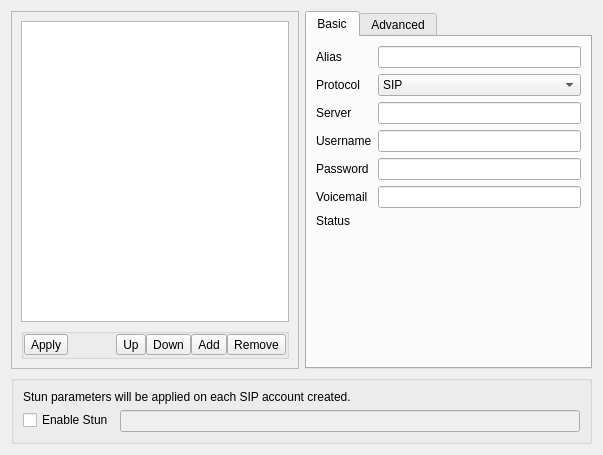
The window that src/conf/dlgaccountsbase.ui (KDE/ring-kde) describes before a commit, drawn with Qt 5.
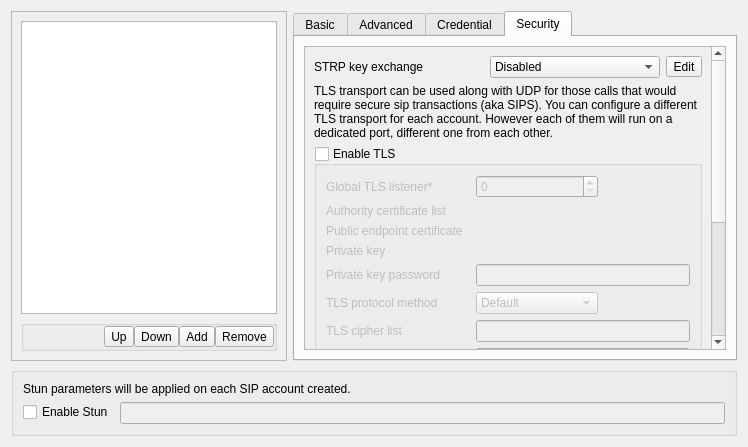
The same window after the commit. The open tabs and pages were chosen to show the change. Custom widgets are drawn as their Qt base class.

Commit message: Add --partial-- support for security. Some value are not saved in the sflphoned and the encryption type (TLS, SSLv2 and so on) does not save correctly. I am working on that and will commit a fix later.

The edit to the form file:
```diff
--- a/src/conf/dlgaccountsbase.ui
+++ b/src/conf/dlgaccountsbase.ui
@@ -6,8 +6,8 @@
    <rect>
     <x>0</x>
     <y>0</y>
-    <width>603</width>
-    <height>455</height>
+    <width>748</width>
+    <height>447</height>
    </rect>
   </property>
   <property name="windowTitle">
@@ -29,8 +29,8 @@
       <item>
        <widget class="QFrame" name="frame1_accountList">
         <property name="sizePolicy">
-         <sizepolicy hsizetype="Preferred" vsizetype="Preferred">
-          <horstretch>1</horstretch>
+         <sizepolicy hsizetype="MinimumExpanding" vsizetype="MinimumExpanding">
+          <horstretch>0</horstretch>
           <verstretch>0</verstretch>
          </sizepolicy>
         </property>
@@ -212,16 +212,6 @@
               </property>
              </spacer>
             </item>
-            <item>
-             <widget class="QToolButton" name="toolButton_accountsApply">
-              <property name="enabled">
-               <bool>true</bool>
-              </property>
-              <property name="text">
-               <string>Apply</string>
-              </property>
-             </widget>
-            </item>
            </layout>
           </widget>
          </item>
@@ -232,7 +222,7 @@
        <widget class="QTabWidget" name="frame2_editAccounts">
         <property name="sizePolicy">
          <sizepolicy hsizetype="Expanding" vsizetype="Expanding">
-          <horstretch>1</horstretch>
+          <horstretch>3</horstretch>
           <verstretch>0</verstretch>
          </sizepolicy>
         </property>
@@ -419,6 +409,445 @@
           </item>
          </layout>
         </widget>
+        <widget class="QWidget" name="tab">
+         <attribute name="title">
+          <string>Credential</string>
+         </attribute>
+         <layout class="QGridLayout" name="gridLayout">
+          <item row="0" column="0" rowspan="2" colspan="3">
+           <widget class="QListWidget" name="list_credential">
+            <property name="sizePolicy">
+             <sizepolicy hsizetype="Preferred" vsizetype="Preferred">
+              <horstretch>0</horstretch>
+              <verstretch>0</verstretch>
+             </sizepolicy>
+            </property>
+           </widget>
+          </item>
+          <item row="2" column="0">
+           <spacer name="horizontalSpacer_2">
+            <property name="orientation">
+             <enum>Qt::Horizontal</enum>
+            </property>
+            <property name="sizeHint" stdset="0">
+             <size>
+              <width>327</width>
+              <height>23</height>
+             </size>
+            </property>
+           </spacer>
+          </item>
+          <item row="3" column="0" colspan="3">
+           <widget class="QGroupBox" name="group_credential">
+            <property name="title">
+             <string>Details</string>
+            </property>
+            <layout class="QGridLayout" name="gridLayout_2">
+             <item row="0" column="0">
+              <widget class="QLabel" name="label_credential_realm">
+               <property name="text">
+                <string>Realm</string>
+               </property>
+              </widget>
+             </item>
+             <item row="1" column="0">
+              <widget class="QLabel" name="labe_credential_auth">
+               <property name="text">
+                <string>Auth. name</string>
+               </property>
+              </widget>
+             </item>
+             <item row="2" column="0">
+              <widget class="QLabel" name="label_credential_password">
+               <property name="text">
+                <string>Password</string>
+               </property>
+              </widget>
+             </item>
+             <item row="0" column="1">
+              <widget class="KLineEdit" name="edit_credential_realm"/>
+             </item>
+             <item row="1" column="1">
+              <widget class="KLineEdit" name="edit_credential_auth"/>
+             </item>
+             <item row="2" column="1">
+              <widget class="KLineEdit" name="edit_credential_password"/>
+             </item>
+            </layout>
+           </widget>
+          </item>
+          <item row="2" column="1">
+           <widget class="QToolButton" name="button_add_credential">
+            <property name="text">
+             <string>Add</string>
+            </property>
+           </widget>
+          </item>
+          <item row="2" column="2">
+           <widget class="QToolButton" name="button_remove_credential">
+            <property name="text">
+             <string>Remove</string>
+            </property>
+           </widget>
+          </item>
+         </layout>
+        </widget>
+        <widget class="QWidget" name="tab_2">
+         <attribute name="title">
+          <string>Security</string>
+         </attribute>
+         <layout class="QGridLayout" name="gridLayout_3">
+          <item row="0" column="0">
+           <widget class="QScrollArea" name="scrollArea">
+            <property name="widgetResizable">
+             <bool>true</bool>
+            </property>
+            <widget class="QWidget" name="scrollAreaWidgetContents">
+             <property name="geometry">
+              <rect>
+               <x>0</x>
+               <y>0</y>
+               <width>426</width>
+               <height>588</height>
+              </rect>
+             </property>
+             <layout class="QGridLayout" name="gridLayout_5">
+              <item row="0" column="0">
+               <widget class="QLabel" name="label_security_STRP">
+                <property name="text">
+                 <string>STRP key exchange</string>
+                </property>
+               </widget>
+              </item>
+              <item row="0" column="1">
+               <widget class="QComboBox" name="combo_security_STRP">
+                <property name="sizePolicy">
+                 <sizepolicy hsizetype="Minimum" vsizetype="Fixed">
+                  <horstretch>0</horstretch>
+                  <verstretch>0</verstretch>
+                 </sizepolicy>
+                </property>
+                <item>
+                 <property name="text">
+                  <string>Disabled</string>
+                 </property>
+                </item>
+                <item>
+                 <property name="text">
+                  <string>ZRTP</string>
+                 </property>
+                </item>
+                <item>
+                 <property name="text">
+                  <string>SDES</string>
+                 </property>
+                </item>
+               </widget>
+              </item>
+              <item row="0" column="2">
+               <widget class="QToolButton" name="button_security_STRP">
+                <property name="text">
+                 <string>Edit</string>
+                </property>
+               </widget>
+              </item>
+              <item row="1" column="0" colspan="3">
+               <widget class="QLabel" name="label_tls_info">
+                <property name="sizePolicy">
+                 <sizepolicy hsizetype="Minimum" vsizetype="Minimum">
+                  <horstretch>0</horstretch>
+                  <verstretch>0</verstretch>
+                 </sizepolicy>
+                </property>
+                <property name="text">
+                 <string>TLS transport can be used along with UDP for those calls that would require secure sip transactions (aka SIPS). You can configure a different TLS transport for each account. However each of them will run on a dedicated port, different one from each other.</string>
+                </property>
+                <property name="wordWrap">
+                 <bool>true</bool>
+                </property>
+               </widget>
+              </item>
+              <item row="2" column="0" colspan="3">
+               <widget class="QGroupBox" name="group_security_tls">
+                <property name="sizePolicy">
+                 <sizepolicy hsizetype="Expanding" vsizetype="Expanding">
+                  <horstretch>0</horstretch>
+                  <verstretch>0</verstretch>
+                 </sizepolicy>
+                </property>
+                <property name="title">
+                 <string>Enable TLS</string>
+                </property>
+                <property name="checkable">
+                 <bool>true</bool>
+                </property>
+                <property name="checked">
+                 <bool>false</bool>
+                </property>
+                <layout class="QGridLayout" name="gridLayout_4">
+                 <item row="0" column="0">
+                  <widget class="QLabel" name="label_tls_listener">
+                   <property name="text">
+                    <string>Global TLS listener*</string>
+                   </property>
+                  </widget>
+                 </item>
+                 <item row="0" column="1" colspan="3">
+                  <widget class="KIntSpinBox" name="spinbox_tls_listener">
+                   <property name="maximum">
+                    <number>65535</number>
+                   </property>
+                  </widget>
+                 </item>
+                 <item row="0" column="4" colspan="5">
+                  <spacer name="horizontalSpacer_4">
+                   <property name="orientation">
+                    <enum>Qt::Horizontal</enum>
+                   </property>
+                   <property name="sizeHint" stdset="0">
+                    <size>
+                     <width>40</width>
+                     <height>20</height>
+                    </size>
+                   </property>
+                  </spacer>
+                 </item>
+                 <item row="1" column="0">
+                  <widget class="QLabel" name="label_tls_authority">
+                   <property name="text">
+                    <string>Authority certificate list</string>
+                   </property>
+                  </widget>
+                 </item>
+                 <item row="1" column="1" colspan="8">
+                  <widget class="KUrlRequester" name="file_tls_authority"/>
+                 </item>
+                 <item row="2" column="0">
+                  <widget class="QLabel" name="label_tls_endpoint">
+                   <property name="text">
+                    <string>Public endpoint certificate</string>
+                   </property>
+                  </widget>
+                 </item>
+                 <item row="2" column="1" colspan="8">
+                  <widget class="KUrlRequester" name="file_tls_endpoint"/>
+                 </item>
+                 <item row="3" column="0">
+                  <widget class="QLabel" name="label_tls_private_key">
+                   <property name="text">
+                    <string>Private key</string>
+                   </property>
+                  </widget>
+                 </item>
+                 <item row="3" column="1" colspan="8">
+                  <widget class="KUrlRequester" name="file_tls_private_key"/>
+                 </item>
+                 <item row="4" column="0">
+                  <widget class="QLabel" name="label_tls_private_key_password">
+                   <property name="text">
+                    <string>Private key password</string>
+                   </property>
+                  </widget>
+                 </item>
+                 <item row="4" column="1" colspan="8">
+                  <widget class="KLineEdit" name="edit_tls_private_key_password"/>
+                 </item>
+                 <item row="5" column="0">
+                  <widget class="QLabel" name="label_tls_method">
+                   <property name="text">
+                    <string>TLS protocol method</string>
+                   </property>
+                  </widget>
+                 </item>
+                 <item row="5" column="1" colspan="3">
+                  <widget class="QComboBox" name="combo_tls_method">
+                   <item>
+                    <property name="text">
+                     <string>Default</string>
+                    </property>
+                   </item>
+                   <item>
+                    <property name="text">
+                     <string>TLSv1</string>
+                    </property>
+                   </item>
+                   <item>
+                    <property name="text">
+                     <string>SSLv2</string>
+                    </property>
+                   </item>
+                   <item>
+                    <property name="text">
+                     <string>SSLv3</string>
+                    </property>
+                   </item>
+                   <item>
+                    <property name="text">
+                     <string>SSLv23</string>
+                    </property>
+                   </item>
+                  </widget>
+                 </item>
+                 <item row="5" column="4" colspan="5">
+                  <spacer name="horizontalSpacer_5">
+                   <property name="orientation">
+                    <enum>Qt::Horizontal</enum>
+                   </property>
+                   <property name="sizeHint" stdset="0">
+                    <size>
+                     <width>40</width>
+                     <height>20</height>
+                    </size>
+                   </property>
+                  </spacer>
+                 </item>
+                 <item row="6" column="0">
+                  <widget class="QLabel" name="label_tls_cipher">
+                   <property name="text">
+                    <string>TLS cipher list</string>
+                   </property>
+                  </widget>
+                 </item>
+                 <item row="6" column="1" colspan="8">
+                  <widget class="KLineEdit" name="edit_tls_cipher"/>
+                 </item>
+                 <item row="7" column="0">
+                  <widget class="QLabel" name="label_tls_outgoing">
+                   <property name="text">
+                    <string>Outgoing TLS server name</string>
+                   </property>
+                  </widget>
+                 </item>
+                 <item row="7" column="1" colspan="8">
+                  <widget class="KLineEdit" name="edit_tls_outgoing"/>
+                 </item>
+                 <item row="8" column="0">
+                  <widget class="QLabel" name="label_tls_timeout">
+                   <property name="text">
+                    <string>Negotiation timeout (s:ms)</string>
+                   </property>
+                  </widget>
+                 </item>
+                 <item row="8" column="1">
+                  <widget class="KIntSpinBox" name="spinbox_tls_timeout_sec">
+                   <property name="sizePolicy">
+                    <sizepolicy hsizetype="Fixed" vsizetype="Fixed">
+                     <horstretch>0</horstretch>
+                     <verstretch>0</verstretch>
+                    </sizepolicy>
+                   </property>
+                   <property name="minimumSize">
+                    <size>
+                     <width>50</width>
+                     <height>0</height>
+                    </size>
+                   </property>
+                  </widget>
+                 </item>
+                 <item row="9" column="0" colspan="5">
+                  <widget class="QCheckBox" name="check_tls_incoming">
+                   <property name="text">
+                    <string>Verify incoming certificates (server side)</string>
+                   </property>
+                  </widget>
+                 </item>
+                 <item row="10" column="0" colspan="5">
+                  <widget class="QCheckBox" name="check_tls_answer">
+                   <property name="text">
+                    <string>Verify answer certificates (client side)</string>
+                   </property>
+                  </widget>
+                 </item>
+                 <item row="11" column="0" colspan="5">
+                  <widget class="QCheckBox" name="check_tls_requier_cert">
+                   <property name="text">
+                    <string>Require a certificate for incoming TLS connections</string>
+                   </property>
+                  </widget>
+                 </item>
+                 <item row="12" column="0">
+                  <widget class="QLabel" name="label_tls_details">
+                   <property name="text">
+                    <string>*Apply to all accounts</string>
+                   </property>
+                  </widget>
+                 </item>
+                 <item row="13" column="0">
+                  <spacer name="verticalSpacer">
+                   <property name="orientation">
+                    <enum>Qt::Vertical</enum>
+                   </property>
+                   <property name="sizeHint" stdset="0">
+                    <size>
+                     <width>20</width>
+                     <height>40</height>
+                    </size>
+                   </property>
+                  </spacer>
+                 </item>
+                 <item row="8" column="4" colspan="5">
+                  <spacer name="horizontalSpacer_3">
+                   <property name="orientation">
+                    <enum>Qt::Horizontal</enum>
+                   </property>
+                   <property name="sizeHint" stdset="0">
+                    <size>
+                     <width>40</width>
+                     <height>20</height>
+                    </size>
+                   </property>
+                  </spacer>
+                 </item>
+                 <item row="8" column="3">
+                  <widget class="KIntSpinBox" name="spinbox_tls_timeout_msec">
+                   <property name="sizePolicy">
+                    <sizepolicy hsizetype="Fixed" vsizetype="Fixed">
+                     <horstretch>0</horstretch>
+                     <verstretch>0</verstretch>
+                    </sizepolicy>
+                   </property>
+                   <property name="minimumSize">
+                    <size>
+                     <width>50</width>
+                     <height>0</height>
+                    </size>
+                   </property>
+                  </widget>
+                 </item>
+                 <item row="8" column="2">
+                  <widget class="QLabel" name="label_timeout2">
+                   <property name="sizePolicy">
+                    <sizepolicy hsizetype="Minimum" vsizetype="Minimum">
+                     <horstretch>0</horstretch>
+                     <verstretch>0</verstretch>
+                    </sizepolicy>
+                   </property>
+                   <property name="minimumSize">
+                    <size>
+                     <width>10</width>
+                     <height>0</height>
+                    </size>
+                   </property>
+                   <property name="maximumSize">
+                    <size>
+                     <width>10</width>
+                     <height>16777215</height>
+                    </size>
+                   </property>
+                   <property name="text">
+                    <string>&lt;center&gt;:&lt;/center&gt;</string>
+                   </property>
+                  </widget>
+                 </item>
+                </layout>
+               </widget>
+              </item>
+             </layout>
+            </widget>
+           </widget>
+          </item>
+         </layout>
+        </widget>
        </widget>
       </item>
      </layout>
@@ -484,6 +913,11 @@
    <extends>QSpinBox</extends>
    <header>knuminput.h</header>
   </customwidget>
+  <customwidget>
+   <class>KUrlRequester</class>
+   <extends>QFrame</extends>
+   <header>kurlrequester.h</header>
+  </customwidget>
   <customwidget>
    <class>KLineEdit</class>
    <extends>QLineEdit</extends>
```
Left out of the diff: 6 changed lines with no effect on the pictures. The commit also changes 5 other files.
